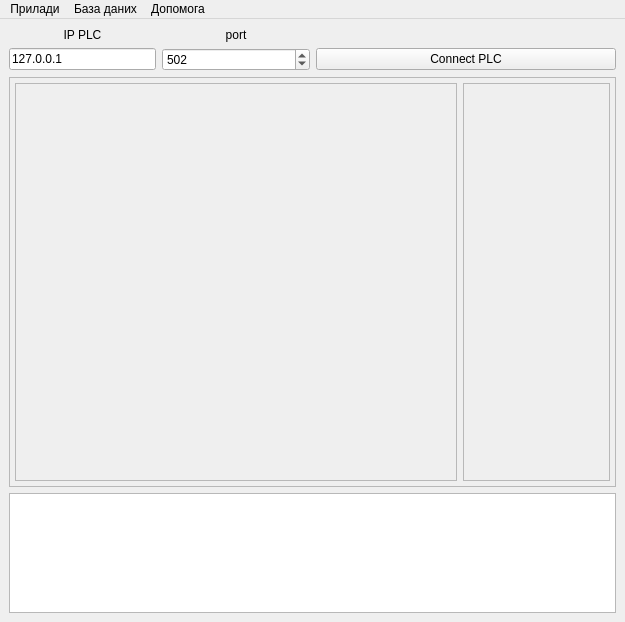
The window that _UI/main_window_form.ui (Miskiv-Andrew/wroc) describes before a commit, drawn with Qt 5.
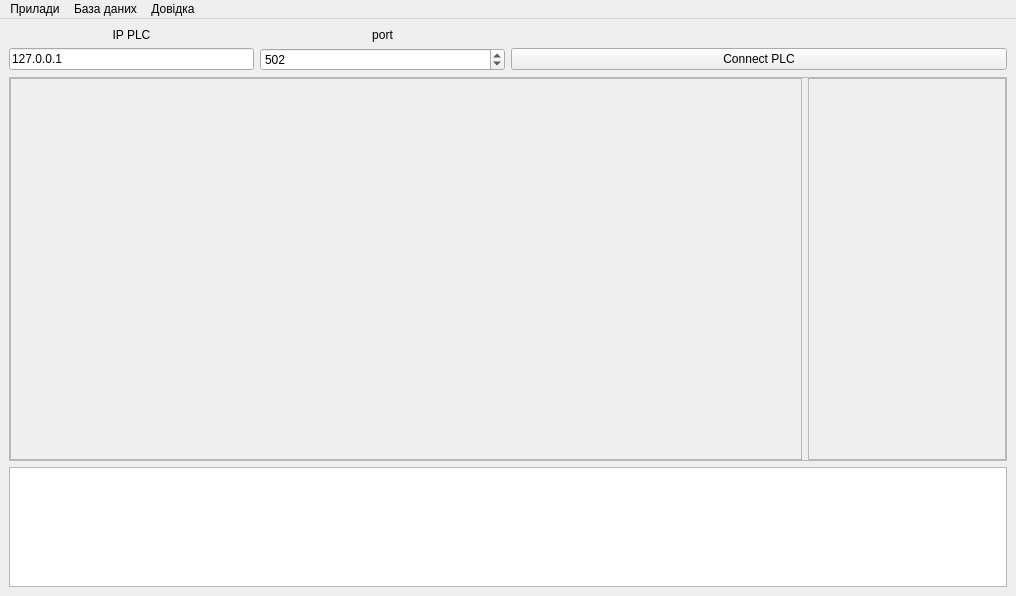
The same window after the commit.

The edit to the form file:
```diff
--- a/_UI/main_window_form.ui
+++ b/_UI/main_window_form.ui
@@ -6,8 +6,8 @@
    <rect>
     <x>0</x>
     <y>0</y>
-    <width>625</width>
-    <height>622</height>
+    <width>1016</width>
+    <height>596</height>
    </rect>
   </property>
   <property name="windowTitle">
@@ -93,7 +93,7 @@
      </layout>
     </item>
     <item>
-     <layout class="QVBoxLayout" name="verticalLayout" stretch="7,1">
+     <layout class="QVBoxLayout" name="verticalLayout" stretch="4,1">
       <item>
        <widget class="QFrame" name="frame">
         <property name="frameShape">
@@ -104,19 +104,19 @@
         </property>
         <layout class="QHBoxLayout" name="horizontalLayout_2">
          <property name="leftMargin">
-          <number>5</number>
+          <number>0</number>
          </property>
          <property name="topMargin">
-          <number>5</number>
+          <number>0</number>
          </property>
          <property name="rightMargin">
-          <number>5</number>
+          <number>0</number>
          </property>
          <property name="bottomMargin">
-          <number>5</number>
+          <number>0</number>
          </property>
          <item>
-          <layout class="QHBoxLayout" name="horizontalLayout" stretch="3,1">
+          <layout class="QHBoxLayout" name="horizontalLayout" stretch="4,1">
            <property name="spacing">
             <number>6</number>
            </property>
@@ -130,8 +130,8 @@
                <rect>
                 <x>0</x>
                 <y>0</y>
-                <width>437</width>
-                <height>384</height>
+                <width>787</width>
+                <height>368</height>
                </rect>
               </property>
               <layout class="QGridLayout" name="gridLayout_2">
@@ -164,8 +164,8 @@
                <rect>
                 <x>0</x>
                 <y>0</y>
-                <width>144</width>
-                <height>384</height>
+                <width>195</width>
+                <height>368</height>
                </rect>
               </property>
               <layout class="QVBoxLayout" name="verticalLayout_4">
@@ -221,7 +221,7 @@
     <rect>
      <x>0</x>
      <y>0</y>
-     <width>625</width>
+     <width>1016</width>
      <height>22</height>
     </rect>
    </property>
@@ -243,7 +243,7 @@
    </widget>
    <widget class="QMenu" name="menu_3">
     <property name="title">
-     <string>Допомога</string>
+     <string>Довідка</string>
     </property>
     <addaction name="open_about"/>
    </widget>
```
